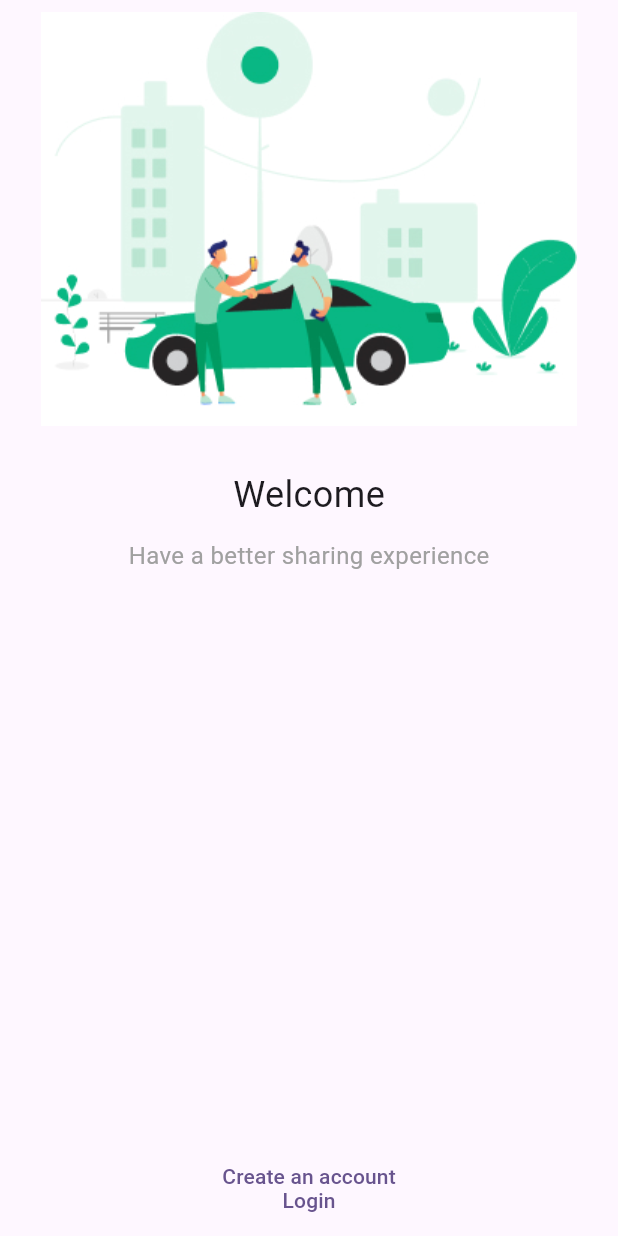
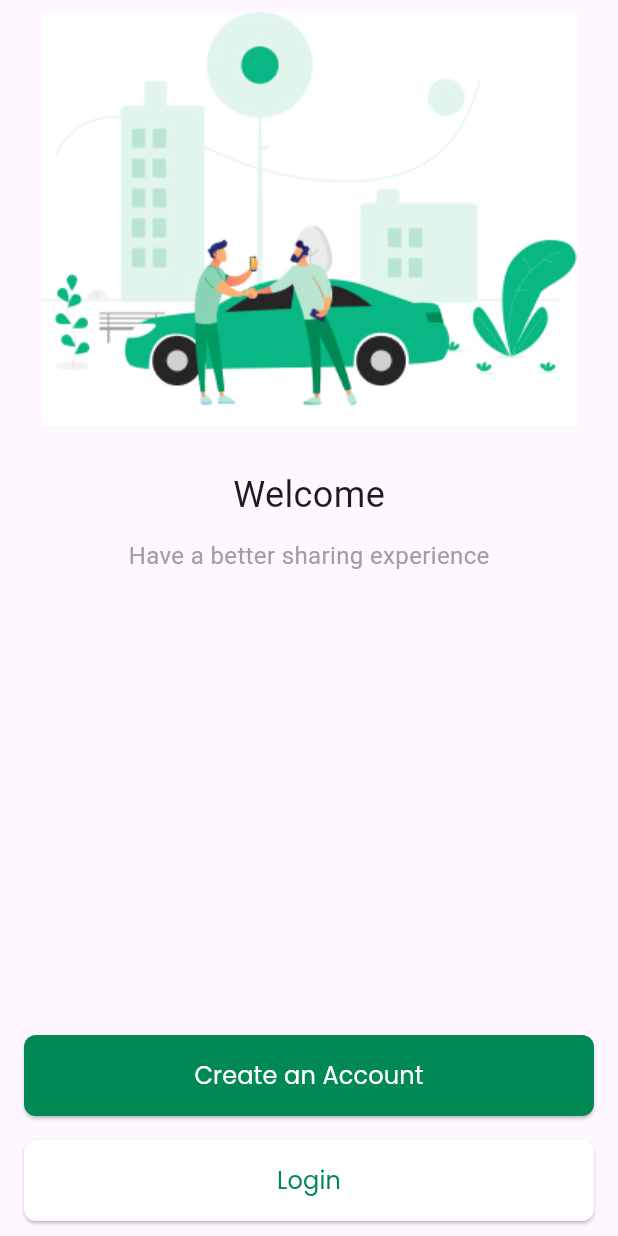
Before and after one commit to ALIRAZA17/EaseTour, a Flutter app: the screen it shows after launch, on a phone screen of 412 x 824 dp. Run offline on Flutter 3.47's test engine with Material 2 defaults, Android fonts, the phone set to English and light mode, and no system bars.

Commit message:
Added resources to be used in app

```diff
--- /dev/null
+++ b/lib/common/widgets/button/app_text_button.dart
@@ -0,0 +1,48 @@
+import 'package:flutter/material.dart';
+
+class AppTextButton extends StatelessWidget {
+  const AppTextButton({
+    super.key,
+    required this.text,
+    required this.onTap,
+    required this.color,
+    this.textColor,
+  });
+
+  final String text;
+  final VoidCallback onTap;
+  final Color? color;
+  final Color? textColor;
+
+  @override
+  Widget build(BuildContext context) {
+    return ElevatedButton(
+      style: ButtonStyle(
+        backgroundColor: MaterialStatePropertyAll<Color>(color ?? Colors.white),
+        shape: MaterialStateProperty.all(
+          RoundedRectangleBorder(
+            borderRadius: BorderRadius.circular(8),
+          ),
+        ),
+        padding: MaterialStateProperty.all(
+          const EdgeInsets.only(
+            top: 15.5,
+            bottom: 15.5,
+            left: 94,
+            right: 94,
+          ),
+        ),
+      ),
+      onPressed: onTap,
+      child: Text(
+        text,
+        style: TextStyle(
+          fontSize: 16,
+          color: textColor ?? Colors.white,
+          fontFamily: 'Poppins',
+          fontWeight: FontWeight.w500,
+        ),
+      ),
+    );
+  }
+}
--- a/lib/screens/welcome/ui_welcome_screen.dart
+++ b/lib/screens/welcome/ui_welcome_screen.dart
@@ -1,3 +1,4 @@
+import 'package:ease_tour/common/widgets/button/app_text_button.dart';
 import 'package:flutter/material.dart';
 
 class WelcomeScreen extends StatelessWidget {
@@ -44,19 +45,22 @@ class WelcomeScreen extends StatelessWidget {
             Positioned(
               left: 16,
               right: 16,
-              bottom: 16,
-              child: TextButton(
-                child: const Text("Create an account"),
-                onPressed: () {},
+              bottom: 80,
+              child: AppTextButton(
+                text: "Create an Account",
+                onTap: () {},
+                color: const Color.fromRGBO(0, 137, 85, 1),
               ),
             ),
             Positioned(
               left: 16,
               right: 16,
-              bottom: 0,
-              child: TextButton(
-                child: const Text("Login"),
-                onPressed: () {},
+              bottom: 10,
+              child: AppTextButton(
+                color: null,
+                onTap: () {},
+                text: "Login",
+                textColor: const Color.fromRGBO(0, 137, 85, 1),
               ),
             ),
           ],
```
Also changed, not shown: lib/common/widgets/appBar/app_bar.dart (added, +50 -0 lines), pubspec.yaml (+4 -4 lines), assets/fonts/Poppins-Regular.ttf (added), lib/common/widgets/textFields/app_text_field.dart (added).
